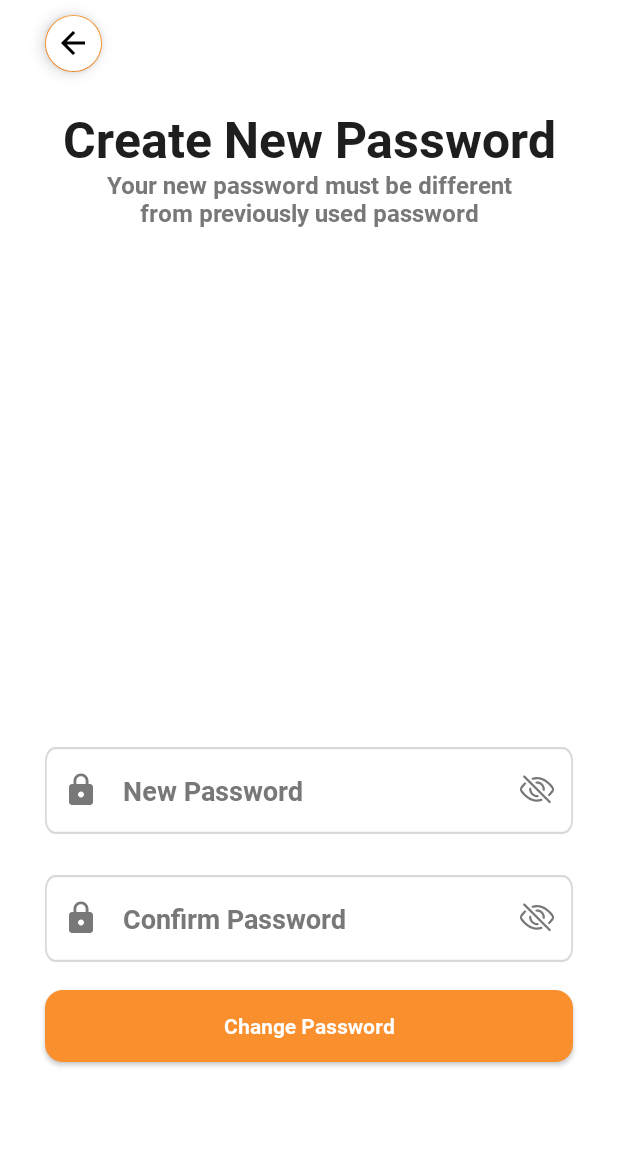
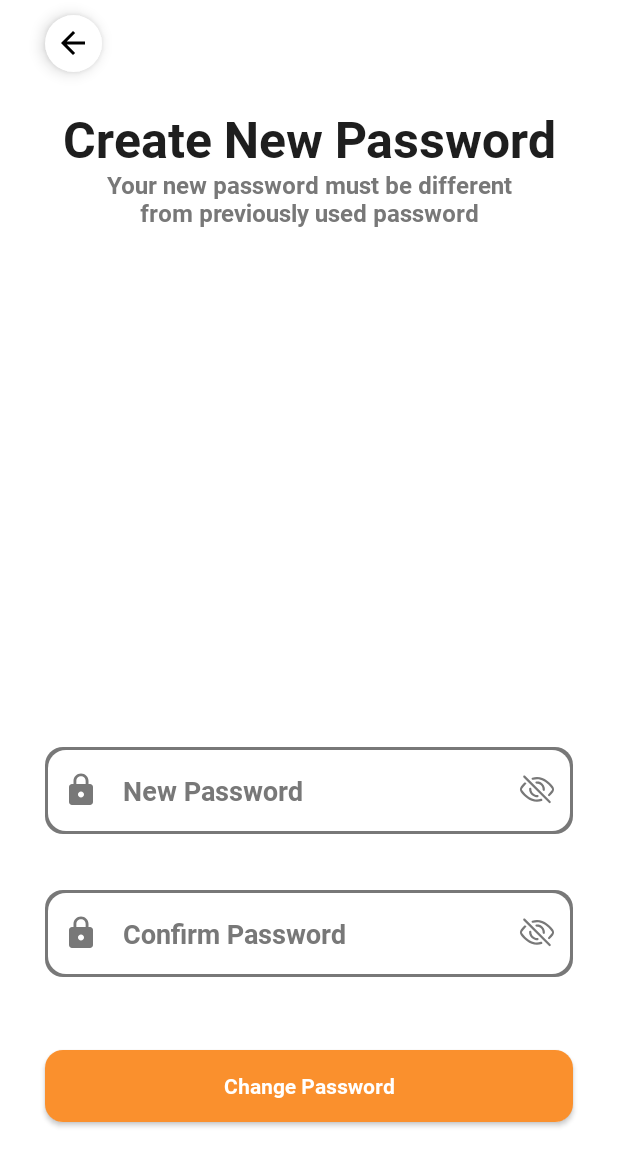
Before and after one commit to rockyhappy/CanteenApp, an Android app: the fragment NewPassword placed in its activity, on a phone screen of 412 x 824 dp. Shown: the top 1166 px of the screen. Run offline under Robolectric (Android 15) with nearby library versions, the phone set to English and light mode, and no system bars; 4 statements that could not run were skipped.

Commit message:
UI improvement

```diff
--- a/app/src/main/java/com/example/myapplication/fragments/VerifyMail.kt
+++ b/app/src/main/java/com/example/myapplication/fragments/VerifyMail.kt
@@ -28,6 +28,8 @@ import com.example.myapplication.readFromDataStore
 import com.example.myapplication.resendOtpRequest
 import com.google.android.material.floatingactionbutton.FloatingActionButton
 import kotlinx.coroutines.launch
+import java.util.regex.Matcher
+import java.util.regex.Pattern
 
 
 class VerifyMail : Fragment(R.layout.fragment_verify_mail) {
--- a/app/src/main/res/drawable/button_layout.xml
+++ b/app/src/main/res/drawable/button_layout.xml
@@ -32,7 +32,7 @@
             <!-- Green outline shape -->
             <item>
                 <shape android:shape="rectangle">
-                    <solid android:color="@color/primary_color" /> <!-- Specify your desired green color -->
+                    <solid android:color="#CC2F2F" /> <!-- Specify your desired green color -->
                     <corners android:radius="12dp" />
                 </shape>
             </item>
--- /dev/null
+++ b/app/src/main/res/drawable/inputbox.xml
@@ -0,0 +1,41 @@
+<?xml version="1.0" encoding="utf-8"?>
+<selector xmlns:android="http://schemas.android.com/apk/res/android">
+    <!-- Focused state -->
+    <item android:state_focused="true">
+        <layer-list>
+            <!-- Green outline shape -->
+            <item>
+                <shape android:shape="rectangle">
+                    <solid android:color="@color/primary_color" /> <!-- Specify your desired green color -->
+                    <corners android:radius="12dp" />
+                </shape>
+            </item>
+            <!-- Content shape -->
+            <item android:left="2dp" android:right="2dp" android:top="2dp" android:bottom="2dp">
+                <shape android:shape="rectangle">
+                    <solid android:color="@color/white" />
+                    <corners android:radius="12dp" />
+                </shape>
+            </item>
+        </layer-list>
+    </item>
+    <!-- Default state -->
+    <item>
+        <layer-list>
+            <!-- Green outline shape -->
+            <item>
+                <shape android:shape="rectangle">
+                    <solid android:color="@color/grey" /> <!-- Specify your desired green color -->
+                    <corners android:radius="12dp" />
+                </shape>
+            </item>
+            <!-- Content shape -->
+            <item android:left="2dp" android:right="2dp" android:top="2dp" android:bottom="2dp">
+                <shape android:shape="rectangle">
+                    <solid android:color="@color/white" />
+                    <corners android:radius="12dp" />
+                </shape>
+            </item>
+        </layer-list>
+    </item>
+</selector>
--- a/app/src/main/res/layout/fragment_congratulationsfragment.xml
+++ b/app/src/main/res/layout/fragment_congratulationsfragment.xml
@@ -15,6 +15,7 @@
         android:layout_marginTop="10dp"
         app:fabCustomSize="38dp"
         android:id="@+id/backButton"
+        app:borderWidth="0dp"
         app:layout_constraintStart_toStartOf="parent"
         app:layout_constraintTop_toTopOf="parent"
         android:elevation="5dp"
--- a/app/src/main/res/layout/fragment_forgot_passward.xml
+++ b/app/src/main/res/layout/fragment_forgot_passward.xml
@@ -15,6 +15,7 @@
         android:layout_marginTop="10dp"
         app:fabCustomSize="38dp"
         android:id="@+id/backButton"
+        app:borderWidth="0dp"
         app:layout_constraintStart_toStartOf="parent"
         app:layout_constraintTop_toTopOf="parent"
         android:elevation="5dp"
@@ -70,7 +71,7 @@
         android:layout_height="58dp"
         android:layout_marginHorizontal="30dp"
         android:layout_marginTop="555dp"
-        android:background="@drawable/rectangle1"
+        android:background="@drawable/inputbox"
         android:fontFamily="@font/roboto"
         app:hintEnabled="false"
         app:layout_constraintEnd_toEndOf="parent"
--- a/app/src/main/res/layout/fragment_new_password.xml
+++ b/app/src/main/res/layout/fragment_new_password.xml
@@ -20,6 +20,7 @@
         android:elevation="5dp"
         android:src="@drawable/baseline_arrow_back_24"
         android:backgroundTint="@color/white"
+        app:borderWidth="0dp"
         />
 
     <TextView
@@ -70,7 +71,7 @@
         android:layout_height="58dp"
         android:layout_marginTop="498dp"
         android:layout_marginHorizontal="30dp"
-        android:background="@drawable/rectangle1"
+        android:background="@drawable/inputbox"
         app:endIconMode="password_toggle"
         app:hintEnabled="false"
         app:layout_constraintEnd_toEndOf="parent"
@@ -97,13 +98,16 @@
 
 
     </com.google.android.material.textfield.TextInputLayout>
+
     <com.google.android.material.textfield.TextInputLayout
         android:id="@+id/textInputLayout1"
         android:layout_width="match_parent"
         android:layout_height="58dp"
-        android:layout_marginTop="583dp"
         android:layout_marginHorizontal="30dp"
-        android:background="@drawable/rectangle1"
+        android:layout_marginTop="593dp"
+        android:background="@drawable/inputbox"
+        android:fontFamily="@font/roboto"
+        app:endIconDrawable="@drawable/custom_password_toggle"
         app:endIconMode="password_toggle"
         app:hintEnabled="false"
         app:layout_constraintEnd_toEndOf="parent"
@@ -112,21 +116,18 @@
         app:passwordToggleEnabled="true"
         app:passwordToggleTint="@drawable/ic_password_toggle"
         app:startIconDrawable="@drawable/baseline_lock_24"
-        app:startIconTint="@color/grey"
-        app:endIconDrawable="@drawable/custom_password_toggle"
-        android:fontFamily="@font/roboto"
-        >
+        app:startIconTint="@color/grey">
 
         <com.google.android.material.textfield.TextInputEditText
             android:id="@+id/passkey2"
             style="@style/NoUnderline"
             android:layout_width="match_parent"
             android:layout_height="match_parent"
+            android:fontFamily="@font/roboto"
             android:hint="Confirm Password"
             android:inputType="textPassword"
             android:textColor="@color/grey"
-            android:textColorHint="@color/grey"
-            android:fontFamily="@font/roboto"/>
+            android:textColorHint="@color/grey" />
 
 
     </com.google.android.material.textfield.TextInputLayout>
@@ -137,13 +138,13 @@
         android:layout_width="match_parent"
         android:layout_height="wrap_content"
         android:layout_marginHorizontal="30dp"
-        android:layout_marginTop="660dp"
-        android:text="Change Password"
-        android:textColor="@color/white"
-        android:textAllCaps="false"
-        android:fontFamily="@font/roboto"
+        android:layout_marginTop="700dp"
         android:background="@drawable/round_corner"
         android:elevation="5dp"
+        android:fontFamily="@font/roboto"
+        android:text="Change Password"
+        android:textAllCaps="false"
+        android:textColor="@color/white"
         app:layout_constraintEnd_toEndOf="parent"
         app:layout_constraintStart_toStartOf="parent"
         app:layout_constraintTop_toTopOf="parent" />
@@ -152,8 +153,27 @@
         android:id="@+id/textView6"
         android:layout_width="wrap_content"
         android:layout_height="wrap_content"
-        android:layout_marginTop="730dp"
+        android:layout_marginTop="780dp"
         app:layout_constraintEnd_toEndOf="parent"
         app:layout_constraintStart_toStartOf="parent"
         app:layout_constraintTop_toTopOf="parent" />
+
+    <TextView
+        android:id="@+id/passwordIncorrect1"
+        android:layout_width="wrap_content"
+        android:layout_height="wrap_content"
+        android:text=""
+        android:textColor="@color/incorrect"
+        android:textStyle="bold"
+        app:layout_constraintStart_toStartOf="@+id/textInputLayout2"
+        app:layout_constraintTop_toBottomOf="@+id/textInputLayout2" />
+    <TextView
+        android:id="@+id/passwordIncorrect2"
+        android:layout_width="wrap_content"
+        android:layout_height="wrap_content"
+        android:text=""
+        android:textColor="@color/incorrect"
+        android:textStyle="bold"
+        app:layout_constraintStart_toStartOf="@+id/textInputLayout1"
+        app:layout_constraintTop_toBottomOf="@+id/textInputLayout1" />
 </androidx.constraintlayout.widget.ConstraintLayout>
--- a/app/src/main/res/layout/fragment_registration_verify_mail.xml
+++ b/app/src/main/res/layout/fragment_registration_verify_mail.xml
@@ -15,6 +15,7 @@
         android:layout_marginTop="10dp"
         app:fabCustomSize="38dp"
         android:id="@+id/backButton"
+        app:borderWidth="0dp"
         app:layout_constraintStart_toStartOf="parent"
         app:layout_constraintTop_toTopOf="parent"
         android:elevation="5dp"
--- a/app/src/main/res/layout/fragment_verify_mail.xml
+++ b/app/src/main/res/layout/fragment_verify_mail.xml
@@ -15,6 +15,7 @@
         android:layout_marginTop="10dp"
         app:fabCustomSize="38dp"
         android:id="@+id/backButton"
+        app:borderWidth="0dp"
         app:layout_constraintStart_toStartOf="parent"
         app:layout_constraintTop_toTopOf="parent"
         android:elevation="5dp"
--- a/app/src/main/res/layout/fragment_well_done.xml
+++ b/app/src/main/res/layout/fragment_well_done.xml
@@ -15,6 +15,7 @@
         android:layout_marginTop="10dp"
         app:fabCustomSize="38dp"
         android:id="@+id/backButton"
+        app:borderWidth="0dp"
         app:layout_constraintStart_toStartOf="parent"
         app:layout_constraintTop_toTopOf="parent"
         android:elevation="5dp"
--- a/app/src/main/res/values/style.xml
+++ b/app/src/main/res/values/style.xml
@@ -17,7 +17,7 @@
         <item name="android:textColor">#787878</item>
     </style>
     <style name="forgot_pass">
-        <item name="android:textSize">12sp</item>
+        <item name="android:textSize">14sp</item>
         <item name="android:textColor">#FA902D</item>
     </style>
     <style name="don_t_worry">
```
Also changed, not shown: app/src/main/java/com/example/myapplication/fragments/ForgotPassward.kt (+7 -0 lines), app/src/main/java/com/example/myapplication/fragments/LoginFragment.kt (+10 -0 lines), app/src/main/java/com/example/myapplication/fragments/NewPassword.kt (+55 -1 lines), app/src/main/java/com/example/myapplication/fragments/Registrationfragment.kt (+25 -0 lines), app/src/main/res/layout/fragment_login.xml (+4 -3 lines), app/src/main/res/layout/fragment_registrationfragment.xml (+9 -4 lines).
